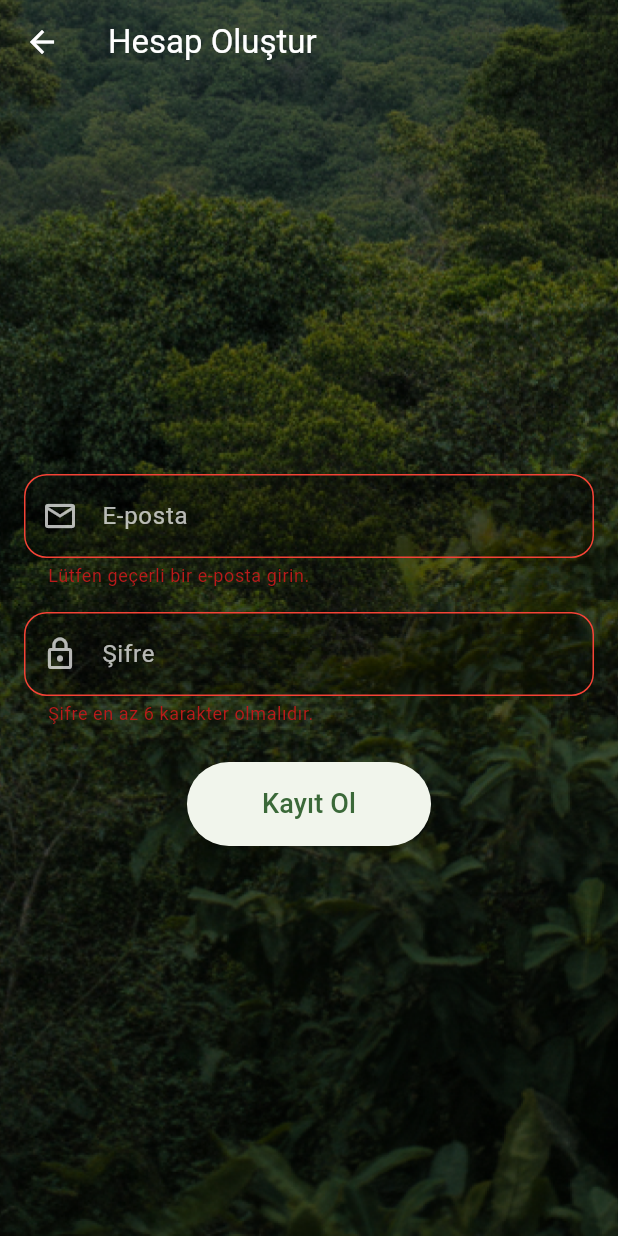
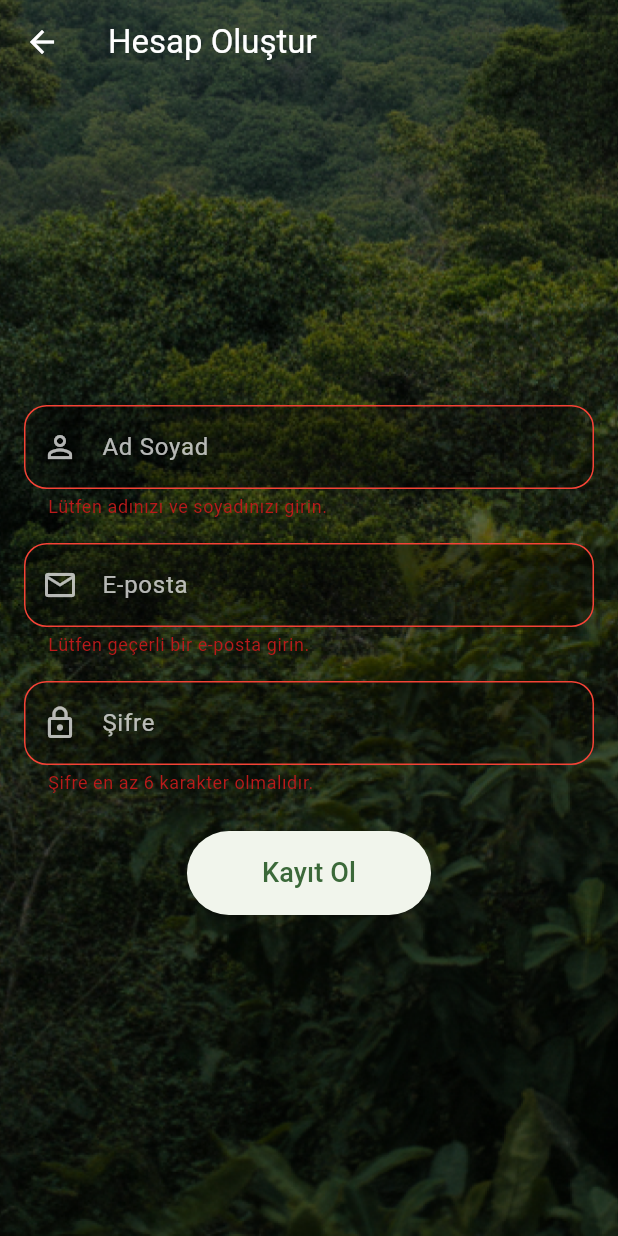
Before and after one commit to egeylmz/gelecege_kos, a Flutter app: the RegisterPage screen opened directly, after a tap on "Kayıt Ol", on a phone screen of 412 x 824 dp. Run offline on Flutter 3.47's test engine with Material 3 defaults, Android fonts, the phone set to English and light mode, and no system bars; our stand-ins replace cloud_firestore, firebase_auth, firebase_core, flutter_svg, google_sign_in; accounts and stored records are empty.

```diff
--- a/lib/pages/register_page.dart
+++ b/lib/pages/register_page.dart
@@ -1,5 +1,6 @@
 import 'package:flutter/material.dart';
 import 'package:firebase_auth/firebase_auth.dart';
+import 'package:cloud_firestore/cloud_firestore.dart'; // 1. Firestore import edildi
 import 'home_page.dart';
 
 class RegisterPage extends StatefulWidget {
@@ -11,12 +12,26 @@ class RegisterPage extends StatefulWidget {
 
 class _RegisterPageState extends State<RegisterPage> {
   final FirebaseAuth _auth = FirebaseAuth.instance;
+  final FirebaseFirestore _firestore = FirebaseFirestore.instance; // Firestore instance
+
   final GlobalKey<FormState> _formKey = GlobalKey<FormState>();
+
+  // 2. İsim için yeni controller eklendi
+  final TextEditingController _nameController = TextEditingController();
   final TextEditingController _emailController = TextEditingController();
   final TextEditingController _passwordController = TextEditingController();
 
   bool _isLoading = false;
   String _errorMessage = '';
+
+  @override
+  void dispose() {
+    // Controller'ları dispose etmeyi unutmayalım (performans için)
+    _nameController.dispose();
+    _emailController.dispose();
+    _passwordController.dispose();
+    super.dispose();
+  }
 
   Future<void> _register() async {
     if (!_formKey.currentState!.validate()) return;
@@ -27,10 +42,26 @@ class _RegisterPageState extends State<RegisterPage> {
     });
 
     try {
-      await _auth.createUserWithEmailAndPassword(
+      // 1. Authentication işlemi (Kullanıcı oluşturma)
+      UserCredential userCredential = await _auth.createUserWithEmailAndPassword(
         email: _emailController.text.trim(),
         password: _passwordController.text.trim(),
       );
+
+      // 2. Firestore'a Kayıt İşlemi (Veritabanına ekleme)
+      if (userCredential.user != null) {
+        String uid = userCredential.user!.uid;
+        String name = _nameController.text.trim();
+
+        await _firestore.collection('users').doc(uid).set({
+          'uid': uid,
+          'email': _emailController.text.trim(),
+          'name': name,
+          // Arama yaparken küçük/büyük harf sorunu yaşamamak için küçük harfli isim kaydediyoruz
+          'searchKey': name.toLowerCase(),
+          'createdAt': FieldValue.serverTimestamp(),
+        });
+      }
 
       if (mounted) {
         Navigator.of(context).pushAndRemoveUntil(
@@ -49,7 +80,7 @@ class _RegisterPageState extends State<RegisterPage> {
         _errorMessage = 'Bir hata oluştu: ${e.message}';
       }
     } catch (e) {
-      _errorMessage = 'Beklenmedik bir hata oluştu.';
+      _errorMessage = 'Beklenmedik bir hata oluştu: $e';
     } finally {
       if (mounted) {
         setState(() {
@@ -92,6 +123,45 @@ class _RegisterPageState extends State<RegisterPage> {
                 child: Column(
                   mainAxisAlignment: MainAxisAlignment.center,
                   children: <Widget>[
+
+                    // --- İSİM ALANI (YENİ EKLENDİ) ---
+                    TextFormField(
+                      controller: _nameController,
+                      keyboardType: TextInputType.name,
+                      style: const TextStyle(color: Colors.white),
+                      decoration: InputDecoration(
+                        labelText: 'Ad Soyad',
+                        labelStyle: TextStyle(color: Colors.white.withOpacity(0.7)),
+                        prefixIcon: const Icon(Icons.person_outline, color: Colors.white70),
+                        filled: true,
+                        fillColor: Colors.black.withOpacity(0.3),
+                        enabledBorder: OutlineInputBorder(
+                          borderRadius: BorderRadius.circular(15),
+                          borderSide: BorderSide(color: Colors.white.withOpacity(0.5)),
+                        ),
+                        focusedBorder: OutlineInputBorder(
+                          borderRadius: BorderRadius.circular(15),
+                          borderSide: const BorderSide(color: Colors.white),
+                        ),
+                        errorBorder: OutlineInputBorder(
+                          borderRadius: BorderRadius.circular(15),
+                          borderSide: const BorderSide(color: Colors.red),
+                        ),
+                        focusedErrorBorder: OutlineInputBorder(
+                          borderRadius: BorderRadius.circular(15),
+                          borderSide: const BorderSide(color: Colors.red),
+                        ),
+                      ),
+                      validator: (value) {
+                        if (value == null || value.isEmpty) {
+                          return 'Lütfen adınızı ve soyadınızı girin.';
+                        }
+                        return null;
+                      },
+                    ),
+                    const SizedBox(height: 16),
+                    // --------------------------------
+
                     TextFormField(
                       controller: _emailController,
                       keyboardType: TextInputType.emailAddress,
```
Also changed, not shown: lib/pages/home_page.dart (+8 -2 lines), lib/pages/user_profile.dart (+53 -2 lines), lib/pages/user_search.dart (added, +141 -0 lines).
